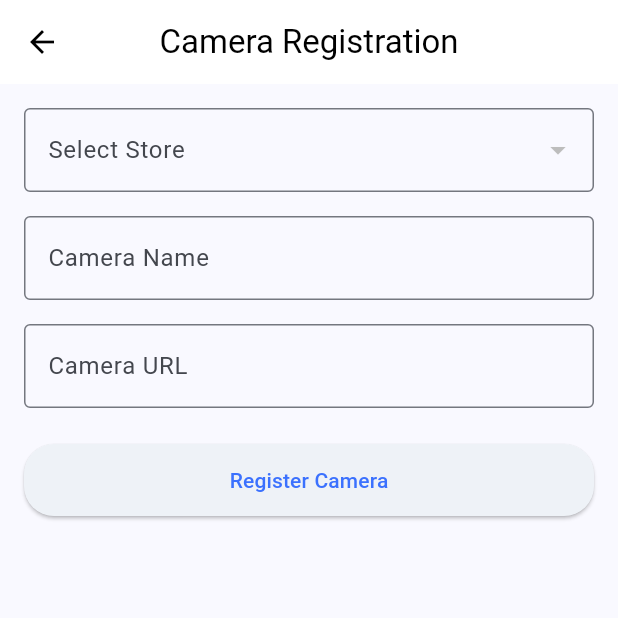
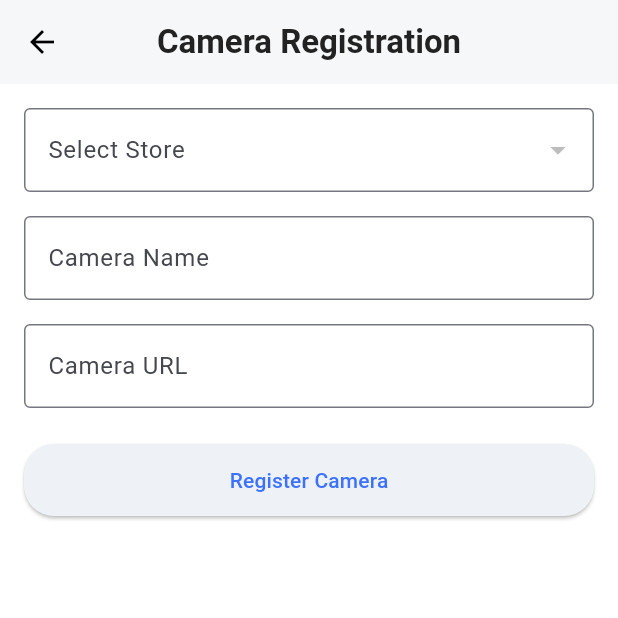
Before and after one commit to embedded-final-project-group-A/CCTV_FE, a Flutter app: the CameraRegistrationPage screen opened by its route, on a phone screen of 412 x 824 dp, the top half of it. Run offline on Flutter 3.47's test engine with Material 3 defaults, Android fonts, the phone set to English and light mode, and no system bars; our stand-ins replace shared_preferences, video_player; accounts and stored records are empty.

Commit message:
edit camera registration

```diff
--- /dev/null
+++ b/devtools_options.yaml
@@ -0,0 +1,3 @@
+description: This file stores settings for Dart & Flutter DevTools.
+documentation: https://docs.flutter.dev/tools/devtools/extensions#configure-extension-enablement-states
+extensions:
--- a/lib/screens/camera_registration.dart
+++ b/lib/screens/camera_registration.dart
@@ -119,11 +119,16 @@ class _CameraRegistrationPageState extends State<CameraRegistrationPage> {
     }
 
     return Scaffold(
+      backgroundColor: Colors.white,
       appBar: AppBar(
-        title: const Text('Camera Registration'),
+        title: const Text(
+          'Camera Registration',
+          style: TextStyle(fontSize: 22, color: Color(0xFF222222), fontWeight: FontWeight.bold),
+        ),
         centerTitle: true,
         backgroundColor: Colors.white,
         foregroundColor: Colors.black,
+        elevation: 1,
       ),
       body: Padding(
         padding: const EdgeInsets.all(16),
--- a/lib/screens/profile.dart
+++ b/lib/screens/profile.dart
@@ -31,7 +31,7 @@ class _ProfilePageState extends State<ProfilePage> {
 
   Future<void> _loadUserIdAndFetchStores() async {
     SharedPreferences prefs = await SharedPreferences.getInstance();
-    userId = prefs.getString('user_id');
+    userId = prefs.getInt('userId')?.toString();
 
     if (userId != null && userId!.isNotEmpty) {
       await fetchUserProfile(userId!);
--- a/lib/screens/store_registration.dart
+++ b/lib/screens/store_registration.dart
@@ -23,7 +23,7 @@ class _StoreRegistrationPageState extends State<StoreRegistrationPage> {
     if (!_formKey.currentState!.validate()) return;
 
     final prefs = await SharedPreferences.getInstance();
-    final userId = prefs.getInt('user_id');
+    final userId = prefs.getInt('userId')?.toString();
 
     if (userId == null) {
       _showDialog('Error', 'User ID not found. Please log in again.');
```
